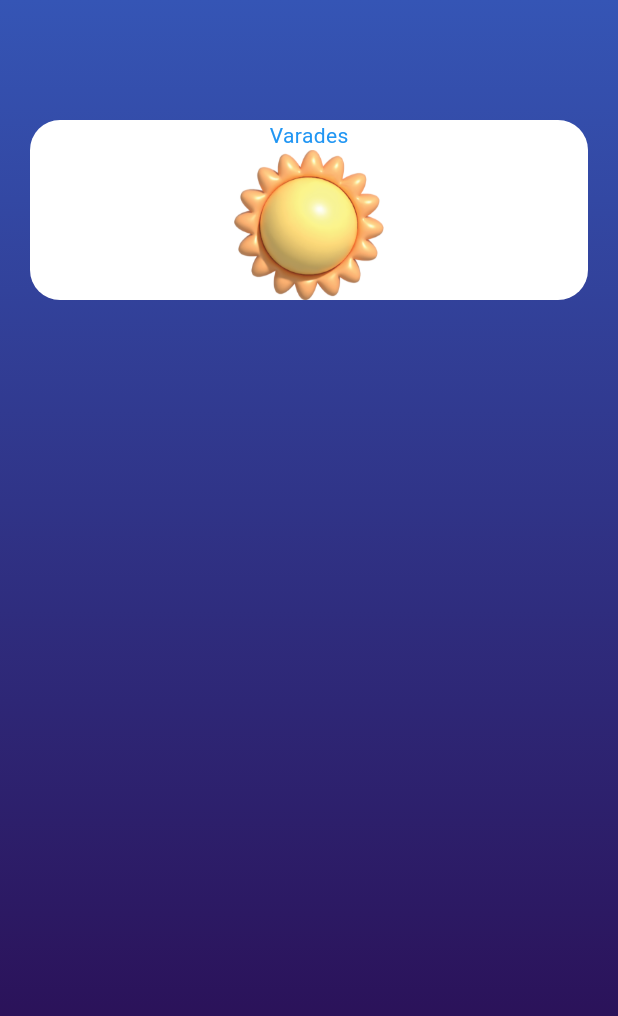
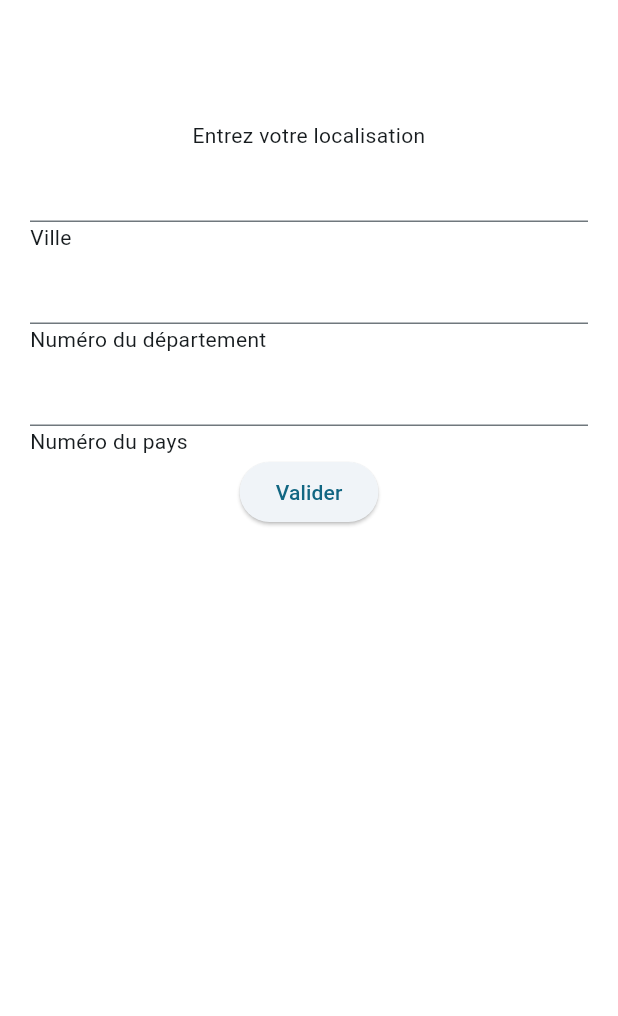
Before and after one commit to JeanBaptisteCheramy/meteo_app, a Flutter app: the screen it shows after launch, on a phone screen of 412 x 824 dp. Shown: the top 1016 px of the screen. Run offline on Flutter 3.47's test engine with Material 3 defaults, Android fonts, the phone set to English and light mode, and no system bars; our stand-ins replace flutter_dotenv, flutter_riverpod, logger.

Commit message:
locationForm values vers le store et renvoie vers la homepage OK

```diff
--- a/lib/main.dart
+++ b/lib/main.dart
@@ -1,16 +1,22 @@
 import 'package:flutter/material.dart';
+import 'package:flutter_dotenv/flutter_dotenv.dart';
 import 'package:flutter_riverpod/flutter_riverpod.dart';
 import 'package:meteo_app/pages/home.dart';
+import 'package:meteo_app/pages/locate.dart';
+import 'package:meteo_app/store/location_store.dart';
 
-void main() {
+Future main() async {
+  await dotenv.load(fileName: ".env");
   runApp(const ProviderScope(child: MyApp()));
 }
 
-class MyApp extends StatelessWidget {
+class MyApp extends ConsumerWidget {
   const MyApp({super.key});
 
   @override
-  Widget build(BuildContext context) {
+  Widget build(BuildContext context, WidgetRef ref) {
+    final location = ref.watch(locationStore.notifier).location['city'];
+
     return MaterialApp(
         title: "Météo App",
         debugShowCheckedModeBanner: false,
@@ -21,6 +27,6 @@ class MyApp extends StatelessWidget {
             brightness: Brightness.light,
           ),
         ),
-        home: const HomePage());
+        home: location == null ? const HomePage() : const Locate());
   }
 }
--- /dev/null
+++ b/lib/pages/locate.dart
@@ -0,0 +1,24 @@
+import 'package:flutter/material.dart';
+import 'package:meteo_app/widgets/forms/locate_form.dart';
+
+class Locate extends StatelessWidget {
+  const Locate({super.key});
+
+  @override
+  Widget build(BuildContext context) {
+    return Scaffold(
+        body: Container(
+      padding: const EdgeInsets.fromLTRB(20, 80, 20, 20),
+      decoration: const BoxDecoration(color: Colors.white),
+      child: const Column(
+        children: [
+          Text(
+            'Entrez votre localisation',
+            textAlign: TextAlign.center,
+          ),
+          LocateForm()
+        ],
+      ),
+    ));
+  }
+}
--- /dev/null
+++ b/lib/services/services.dart
@@ -0,0 +1,6 @@
+import 'package:logger/logger.dart';
+
+void log(dynamic arg) {
+  var log = Logger();
+  log.d(arg);
+}
--- a/lib/store/location_store.dart
+++ b/lib/store/location_store.dart
@@ -2,5 +2,6 @@ import 'package:flutter_riverpod/flutter_riverpod.dart';
 import 'package:meteo_app/models/location_model.dart';
 
 final locationStore = ChangeNotifierProvider<LocationModel>((ref) {
-  return LocationModel(location: {'city': 'Varades'});
+  return LocationModel(
+      location: {'city': '', 'stateCode': null, 'countryCode': null});
 });
--- /dev/null
+++ b/lib/widgets/forms/locate_form.dart
@@ -0,0 +1,89 @@
+import 'package:flutter/material.dart';
+import 'package:flutter_riverpod/flutter_riverpod.dart';
+import 'package:meteo_app/pages/home.dart';
+import 'package:meteo_app/store/location_store.dart';
+
+class LocateForm extends ConsumerStatefulWidget {
+  const LocateForm({super.key});
+  @override
+  LocateFormState createState() {
+    return LocateFormState();
+  }
+}
+
+class LocateFormState extends ConsumerState<LocateForm> {
+  final _formKey = GlobalKey<FormState>();
+
+  Map<String, dynamic> locationController = {
+    'city': TextEditingController(),
+    'stateCode': TextEditingController(),
+    'countryCode': TextEditingController(),
+  };
+
+  @override
+  void dispose() {
+    locationController['city'].dispose();
+    locationController['stateCode'].dispose();
+    locationController['countryCode'].dispose();
+    super.dispose();
+  }
+
+  @override
+  Widget build(BuildContext context) {
+    return Form(
+      key: _formKey,
+      child: Column(
+        crossAxisAlignment: CrossAxisAlignment.start,
+        children: <Widget>[
+          TextFormField(
+            controller: locationController['city'],
+            validator: (value) {
+              if (value == null || value.isEmpty) {
+                return 'Entrez le nom de votre ville';
+              }
+              return null;
+            },
+          ),
+          const Text('Ville'),
+          TextFormField(
+            controller: locationController['stateCode'],
+            validator: (value) {
+              if (value == null || value.isEmpty) {
+                return 'Entrez le code de votre département';
+              }
+              return null;
+            },
+          ),
+          const Text('Numéro du département'),
+          TextFormField(
+            controller: locationController['countryCode'],
+            validator: (value) {
+              if (value == null || value.isEmpty) {
+                return 'Entrez le code de votre pays';
+              }
+              return null;
+            },
+          ),
+          const Text('Numéro du pays'),
+          Align(
+              alignment: Alignment.center,
+              child: ElevatedButton(
+                onPressed: () {
+                  if (_formKey.currentState!.validate()) {
+                    ref.read(locationStore.notifier).setLocation(
+                        locationController['city'].text,
+                        int.parse(locationController['stateCode'].text),
+                        int.parse(locationController['countryCode'].text));
+                    Navigator.push(
+                      context,
+                      MaterialPageRoute(builder: (context) => const HomePage()),
+                    );
+                  }
+                },
+                child: const Text('Valider'),
+              )),
+        ],
+      ),
+    );
+  }
+}
--- a/pubspec.yaml
+++ b/pubspec.yaml
@@ -40,6 +40,7 @@ dependencies:
   riverpod_annotation: ^2.3.5
   hexcolor: ^3.0.1
   json_theme: ^6.5.0+1
+  flutter_dotenv: ^5.1.0
 
 dev_dependencies:
   flutter_test:
@@ -50,7 +51,7 @@ dev_dependencies:
   # activated in the `analysis_options.yaml` file located at the root of your
   # package. See that file for information about deactivating specific lint
   # rules and activating additional ones.
-  flutter_lints: ^3.0.0
+  flutter_lints: ^4.0.0
   riverpod_generator: ^2.4.0
   build_runner: ^2.4.9
   custom_lint: ^0.6.4
@@ -69,6 +70,7 @@ flutter:
   # To add assets to your application, add an assets section, like this:
   assets:
     - assets/images/
+    - .env
   #   - images/a_dot_ham.jpeg
 
   # An image asset can refer to one or more resolution-specific "variants", see
```
Also changed, not shown: lib/models/location_model.dart (+8 -2 lines), pubspec.lock, 1 other file.
